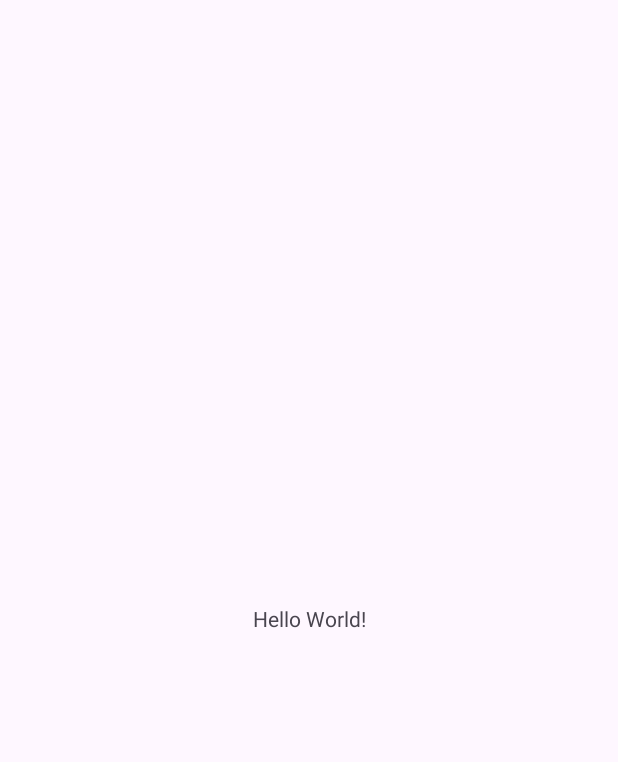
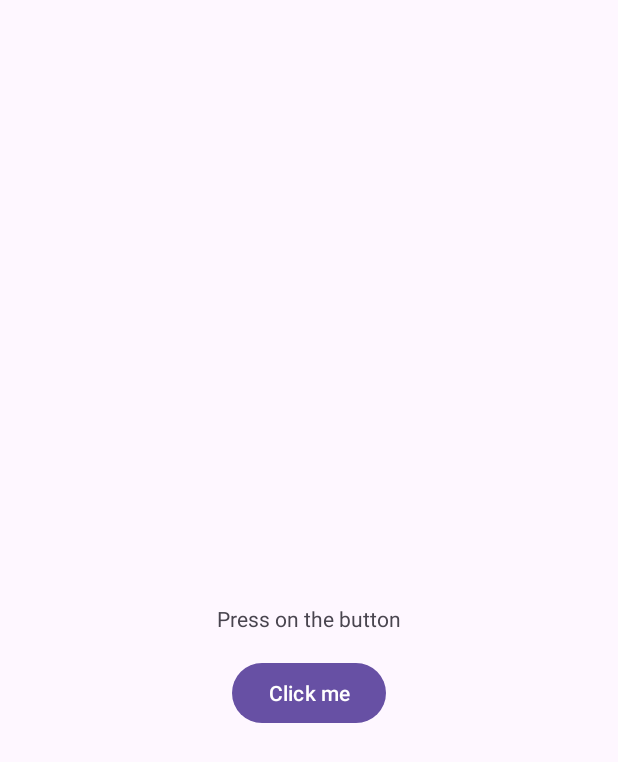
Before and after one commit to ls4564/HW1_Albert_5-12-2023, an Android app: the screen it shows after launch (MainActivity), on a phone screen of 412 x 824 dp. Before the commit the part shown is almost empty. Shown: the top 762 px of the screen. Run offline under Robolectric (Android 15) with nearby library versions, the phone set to English and light mode, and no system bars.

Commit message:
its work

```diff
--- a/app/src/main/java/com/example/hw1_albert_5_12_2023/MainActivity.java
+++ b/app/src/main/java/com/example/hw1_albert_5_12_2023/MainActivity.java
@@ -3,12 +3,22 @@ package com.example.hw1_albert_5_12_2023;
 import androidx.appcompat.app.AppCompatActivity;
 
 import android.os.Bundle;
+import android.view.View;
+import android.widget.Button;
 
 public class MainActivity extends AppCompatActivity {
+
+    Button btn;
 
     @Override
     protected void onCreate(Bundle savedInstanceState) {
         super.onCreate(savedInstanceState);
         setContentView(R.layout.activity_main);
+        btn = findViewById(R.id.btn);
+
+    }
+
+    public void lol(View view) {
+        btn.setText("Oh, yea, I’ve been clicked!");
     }
 }
--- a/app/src/main/res/layout/activity_main.xml
+++ b/app/src/main/res/layout/activity_main.xml
@@ -7,12 +7,24 @@
     tools:context=".MainActivity">
 
     <TextView
+        android:id="@+id/textView"
         android:layout_width="wrap_content"
         android:layout_height="wrap_content"
-        android:text="Hello World!"
+        android:text="Press on the button"
         app:layout_constraintBottom_toBottomOf="parent"
         app:layout_constraintEnd_toEndOf="parent"
         app:layout_constraintStart_toStartOf="parent"
         app:layout_constraintTop_toTopOf="parent" />
 
+    <Button
+        android:id="@+id/btn"
+        android:layout_width="wrap_content"
+        android:layout_height="wrap_content"
+        android:layout_marginTop="16dp"
+        android:onClick="lol"
+        android:text="Click me"
+        app:layout_constraintEnd_toEndOf="@+id/textView"
+        app:layout_constraintStart_toStartOf="@+id/textView"
+        app:layout_constraintTop_toBottomOf="@+id/textView" />
+
 </androidx.constraintlayout.widget.ConstraintLayout>
```
